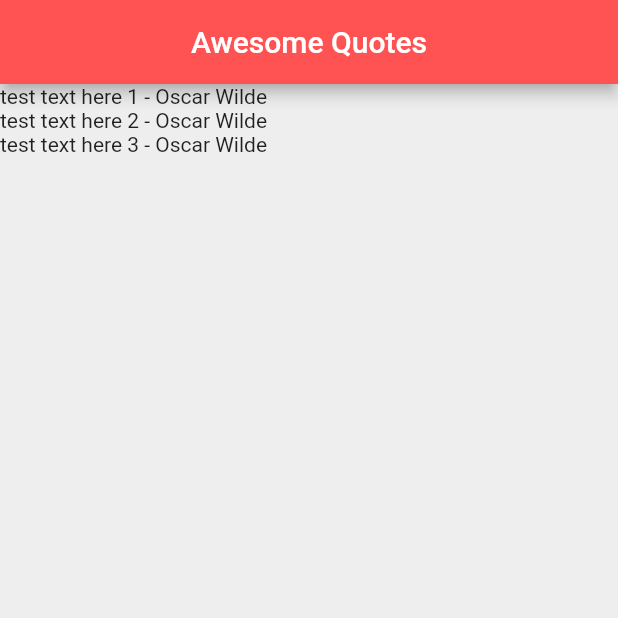
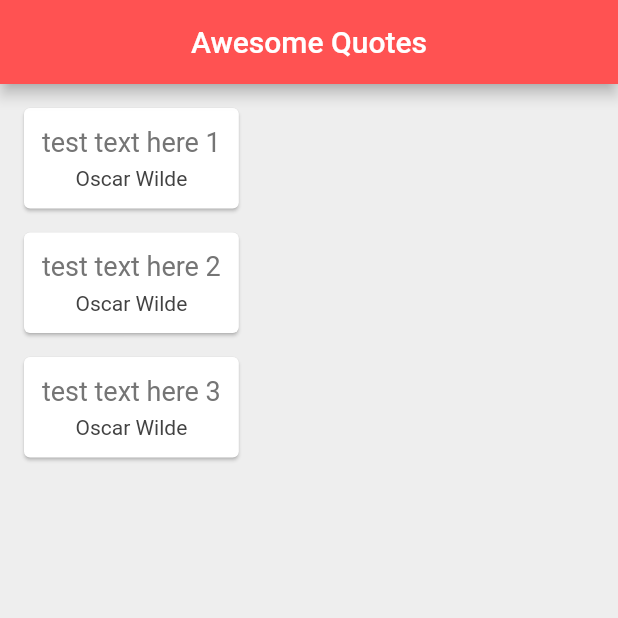
Before and after one commit to JK-Kim4/proj-flutter-toy, a Flutter app: the screen it shows after launch, on a phone screen of 412 x 824 dp, the top half of it. Run offline on Flutter 3.47's test engine with Material 2 defaults, Android fonts, the phone set to English and light mode, and no system bars.

Commit message:
feat: quote class

```diff
--- a/lib/main.dart
+++ b/lib/main.dart
@@ -20,6 +20,34 @@ class _QuoteListState extends State<QuoteList> {
     Quote(author: 'Oscar Wilde', text: 'test text here 3'),
   ];
 
+  Widget quoteTemplate(quote){
+    return Card(
+      margin: EdgeInsets.fromLTRB(16.0, 16.0, 16.0, 0),
+      child: Padding(
+        padding: const EdgeInsets.all(12.0),
+        child: Column(
+          children: [
+            Text(
+              quote.text,
+              style: TextStyle(
+                fontSize: 18.0,
+                color: Colors.grey[600]
+              ),
+            ),
+            SizedBox(height: 6.0,),
+            Text(
+              quote.author,
+              style: TextStyle(
+                fontSize: 14.0,
+                color: Colors.grey[800]
+              ),
+            ),
+          ],
+        ),
+      ),
+    );
+  }
+
   @override
   Widget build(BuildContext context) {
     return Scaffold(
@@ -30,7 +58,7 @@ class _QuoteListState extends State<QuoteList> {
         backgroundColor: Colors.redAccent,
       ),
       body: Column(
-        children: quotes.map((quote) => Text('${quote.text} - ${quote.author}')).toList(),
+        children: quotes.map((quote) => quoteTemplate(quote)).toList(),
       ),
     );
   }
```
